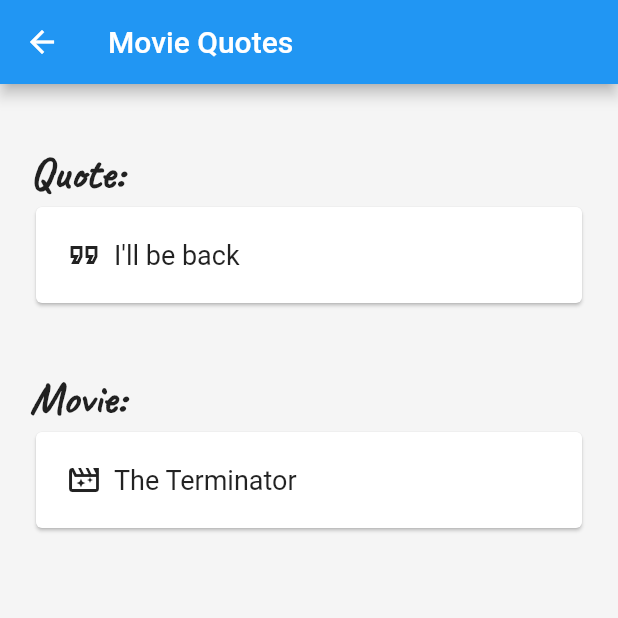
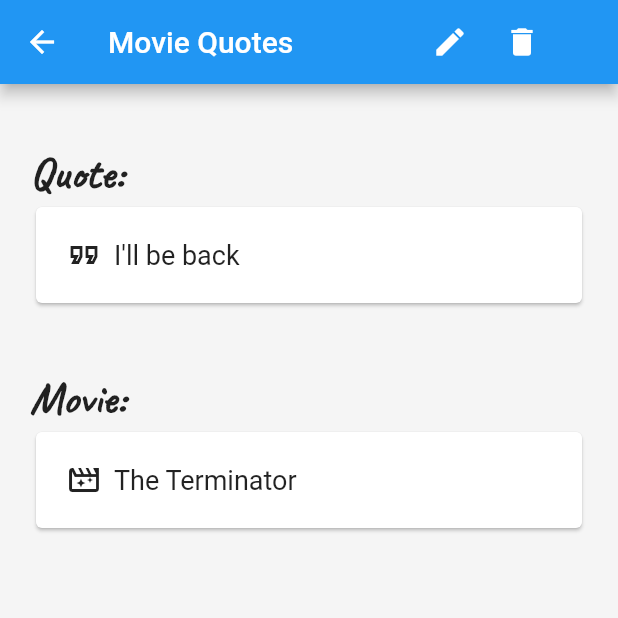
Before and after one commit to CSSE490-Flutter-Winter-2022-2023/movie-quotes, a Flutter app: the screen it shows after launch, after a tap on "I'll be back", on a phone screen of 412 x 824 dp, the top half of it. Run offline on Flutter 3.47's test engine with Material 2 defaults, Android fonts, the phone set to English and light mode, and no system bars.

Commit message:
done in class Thursday

```diff
--- a/movie_quotes/lib/pages/movie_quote_detail_page.dart
+++ b/movie_quotes/lib/pages/movie_quote_detail_page.dart
@@ -15,6 +15,25 @@ class _MovieQuoteDetailPageState extends State<MovieQuoteDetailPage> {
     return Scaffold(
       appBar: AppBar(
         title: const Text("Movie Quotes"),
+        actions: [
+          IconButton(
+            onPressed: () {
+              print("You clicked Edit!");
+            },
+            icon: const Icon(Icons.edit),
+          ),
+          IconButton(
+            onPressed: () {
+              print("You clicked Delete!");
+              //  HW - make a SnackBar
+              Navigator.pop(context);
+            },
+            icon: const Icon(Icons.delete),
+          ),
+          const SizedBox(
+            width: 40.0,
+          ),
+        ],
       ),
       backgroundColor: Colors.grey[100],
       body: Container(
```
